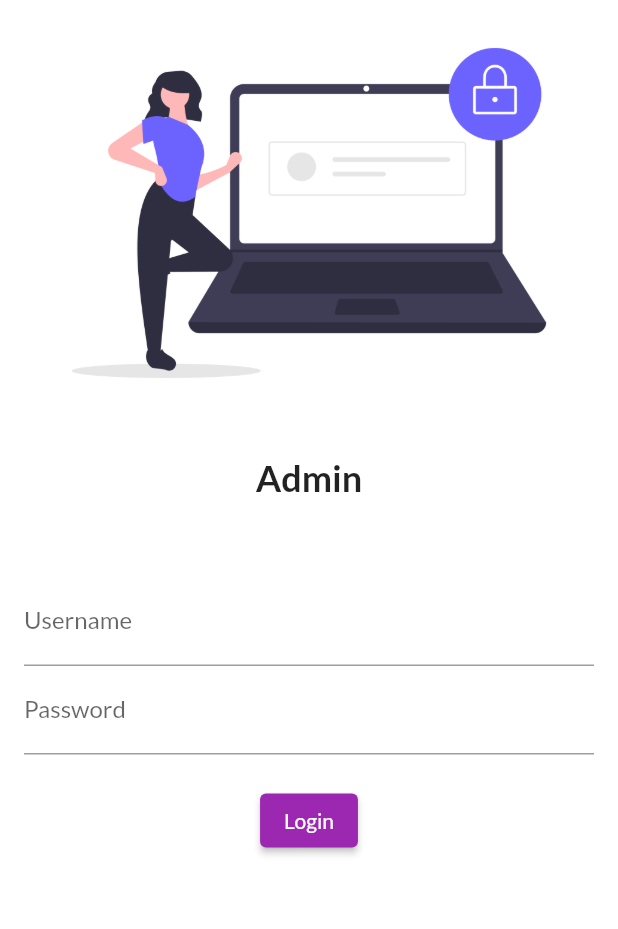
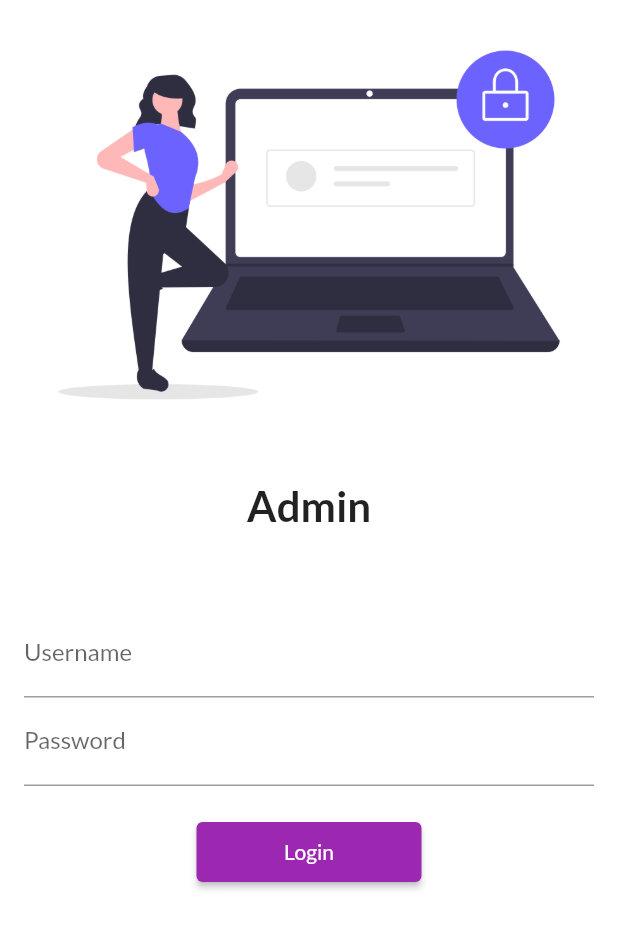
Before and after one commit to apptechsolutionsindia/30DaysOfFlutter, a Flutter app: the LoginPage screen opened by its route, on a phone screen of 412 x 824 dp. Shown: the top 929 px of the screen. Run offline on Flutter 3.47's test engine with Material 2 defaults, Android fonts, the phone set to English and light mode, and no system bars; our stand-ins replace google_fonts.

Commit message:
Day 5 Completed

```diff
--- a/lib/main.dart
+++ b/lib/main.dart
@@ -1,6 +1,7 @@
 import 'package:flutter/material.dart';
 import 'package:google_fonts/google_fonts.dart';
 import 'package:parvezfolio/pages/login-page.dart';
+import 'package:parvezfolio/utils/routes.dart';
 
 import 'pages/home_page.dart';
 
@@ -21,12 +22,13 @@
         fontFamily: GoogleFonts.lato().fontFamily,
         primaryTextTheme: GoogleFonts.latoTextTheme(),
       ),
+      // debugShowCheckedModeBanner: false,
       darkTheme: ThemeData(brightness: Brightness.dark),
       initialRoute: "/home",
       routes: {
         "/": (context) => LoginPage(),
-        "/home": (context) => HomePage(),
-        "/login": (context) => LoginPage()
+        MyRoutes.homeRoute: (context) => HomePage(),
+        MyRoutes.loginRoute: (context) => LoginPage()
       },
     );
   }
--- a/lib/pages/login-page.dart
+++ b/lib/pages/login-page.dart
@@ -1,4 +1,5 @@
 import 'package:flutter/material.dart';
+import 'package:parvezfolio/utils/routes.dart';
 
 class LoginPage extends StatelessWidget {
   const LoginPage({super.key});
@@ -12,6 +13,7 @@
           Image.asset(
             "assets/images/login_image.png",
             fit: BoxFit.cover,
+            height: 300,
           ),
           SizedBox(
             height: 20.0,
@@ -19,7 +21,7 @@
           Text(
             "Admin",
             style: TextStyle(
-              fontSize: 24,
+              fontSize: 28,
               fontWeight: FontWeight.bold,
             ),
           ),
@@ -29,6 +31,7 @@
           Padding(
             padding:
                 const EdgeInsets.symmetric(horizontal: 16.0, vertical: 32.0),
+            child: SingleChildScrollView(
               child: Column(
                 children: [
                   TextFormField(
@@ -49,12 +52,13 @@
                   ),
                   ElevatedButton(
                     child: Text("Login"),
-                  style: TextButton.styleFrom(),
+                    style: TextButton.styleFrom(minimumSize: Size(150, 40)),
                     onPressed: () {
-                    print("Hi, Parvez");
+                      Navigator.pushNamed(context, MyRoutes.homeRoute);
                     },
                   )
                 ],
+              ),
             ),
           )
         ],
--- /dev/null
+++ b/lib/utils/routes.dart
@@ -0,0 +1,4 @@
+class MyRoutes {
+  static String loginRoute = "/login";
+  static String homeRoute = "/home";
+}
```
Lines whose indentation alone changed are shown as unchanged.
